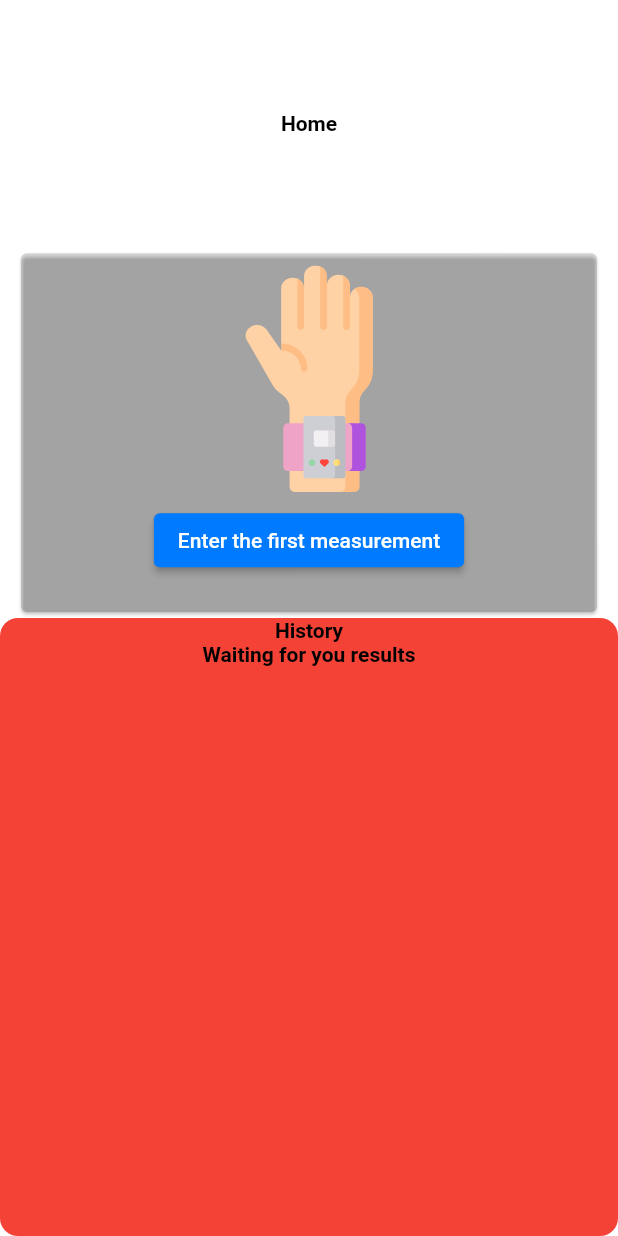
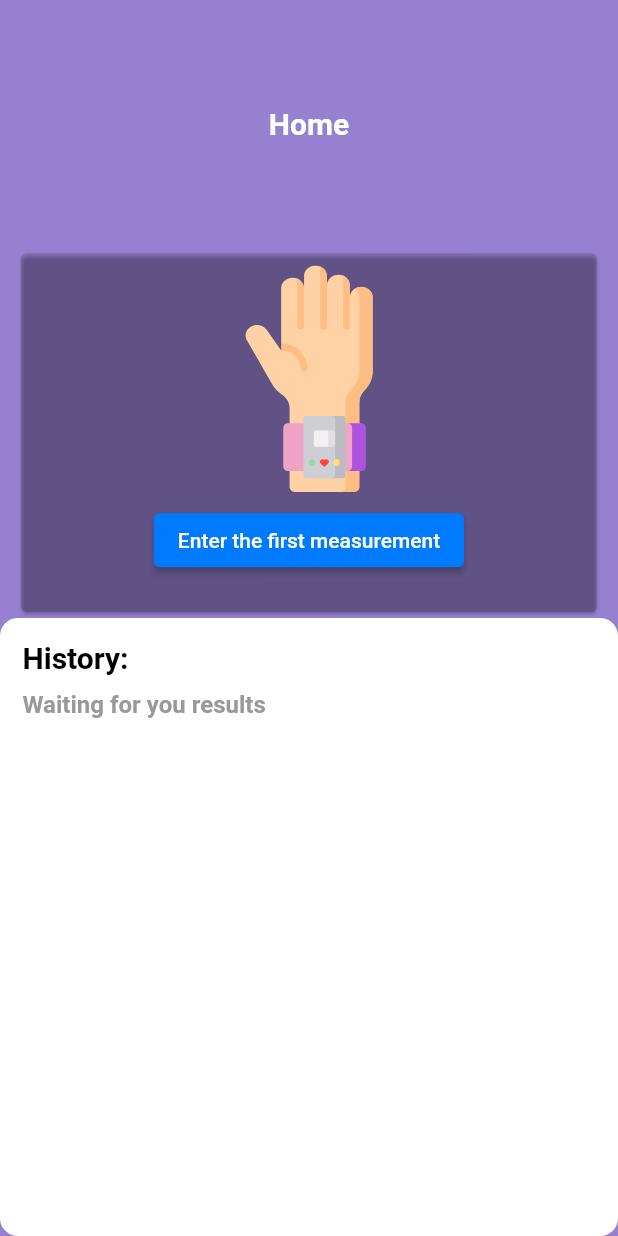
Before and after one commit to TimurKarev/blood_pressure, a Flutter app: the screen it shows after launch, on a phone screen of 412 x 824 dp. Run offline on Flutter 3.47's test engine with Material 2 defaults, Android fonts, the phone set to English and light mode, and no system bars; our stand-ins replace flutter_riverpod, flutter_svg, sqflite; accounts and stored records are empty.

Commit message:
empty start styling

```diff
--- a/lib/pages/home/widgets/empty_home_screen.dart
+++ b/lib/pages/home/widgets/empty_home_screen.dart
@@ -1,4 +1,5 @@
 import 'package:blood_pressure/pages/home/widgets/empty_card.dart';
+import 'package:blood_pressure/styles.dart';
 import 'package:flutter/cupertino.dart';
 import 'package:flutter/material.dart';
 
@@ -8,15 +9,21 @@ class EmptyHomeScreen extends StatelessWidget {
   @override
   Widget build(BuildContext context) {
     return CupertinoPageScaffold(
+      child: Container(
+        color: Styles.emptyPageColor,
         child: Stack(
           children: [
             Column(
               children: [
-              const Flexible(
+                Flexible(
                   flex: 2,
                   fit: FlexFit.tight,
                   child: Center(
-                  child: Text("Home"),
+                    child: Text(
+                      "Home",
+                      style: Styles.headerNormal
+                          .copyWith(color: CupertinoColors.white),
+                    ),
                   ),
                 ),
                 const Flexible(
@@ -43,18 +50,26 @@ class EmptyHomeScreen extends StatelessWidget {
               builder: (context, controller) => ClipRRect(
                 borderRadius: BorderRadius.circular(12),
                 child: Container(
-                color: Colors.red,
+                  color: CupertinoColors.white,
+                  child: Padding(
+                    padding: const EdgeInsets.all(15.0),
                     child: Column(
-                  children: const [
-                    Text("History"),
-                    Text("Waiting for you results"),
+                      crossAxisAlignment: CrossAxisAlignment.start,
+                      children: [
+                        const Text("History:", style: Styles.headerNormal),
+                        const SizedBox(height: 10),
+                        Text("Waiting for you results",
+                            style: Styles.base
+                                .copyWith(color: CupertinoColors.inactiveGray)),
                       ],
+                    ),
                   ),
                 ),
               ),
             ),
           ],
         ),
+      ),
     );
   }
 }
--- a/lib/styles.dart
+++ b/lib/styles.dart
@@ -101,4 +101,6 @@ abstract class Styles {
 
   static const Color badgeGoodColor = Color(0xff8CCD4A);
 
+  static const Color emptyPageColor = Color(0xff9681D0);
+
 }
```
Also changed, not shown: lib/pages/add/view_model/add_page_view_model.dart (+25 -14 lines), lib/pages/add/widgets/button_widget.dart (+11 -5 lines). Lines whose indentation alone changed are shown as unchanged.
